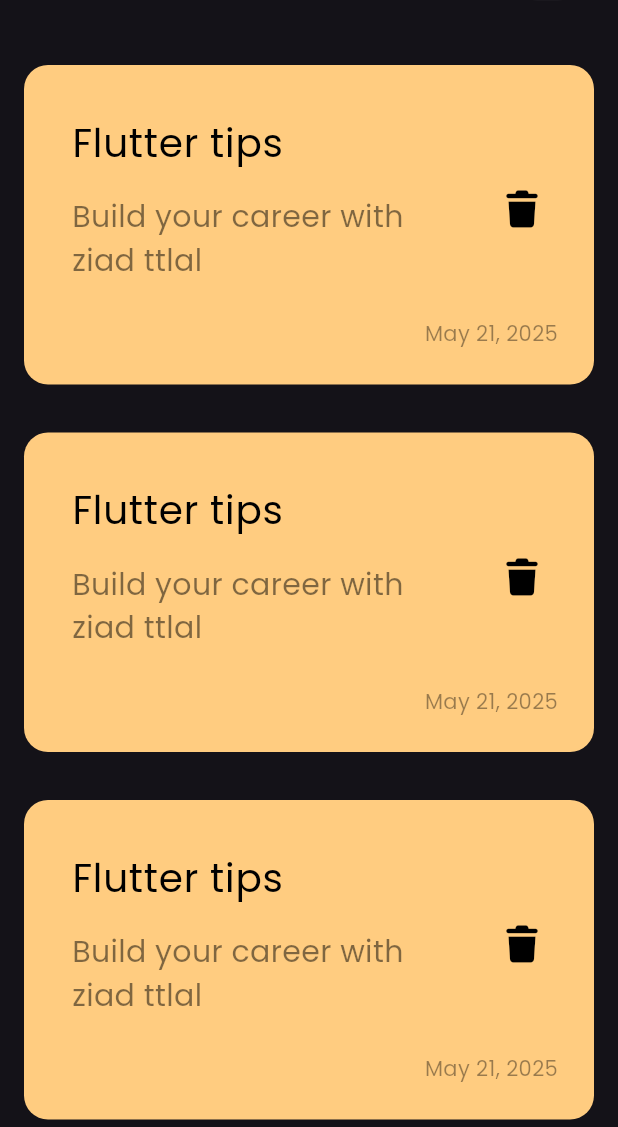
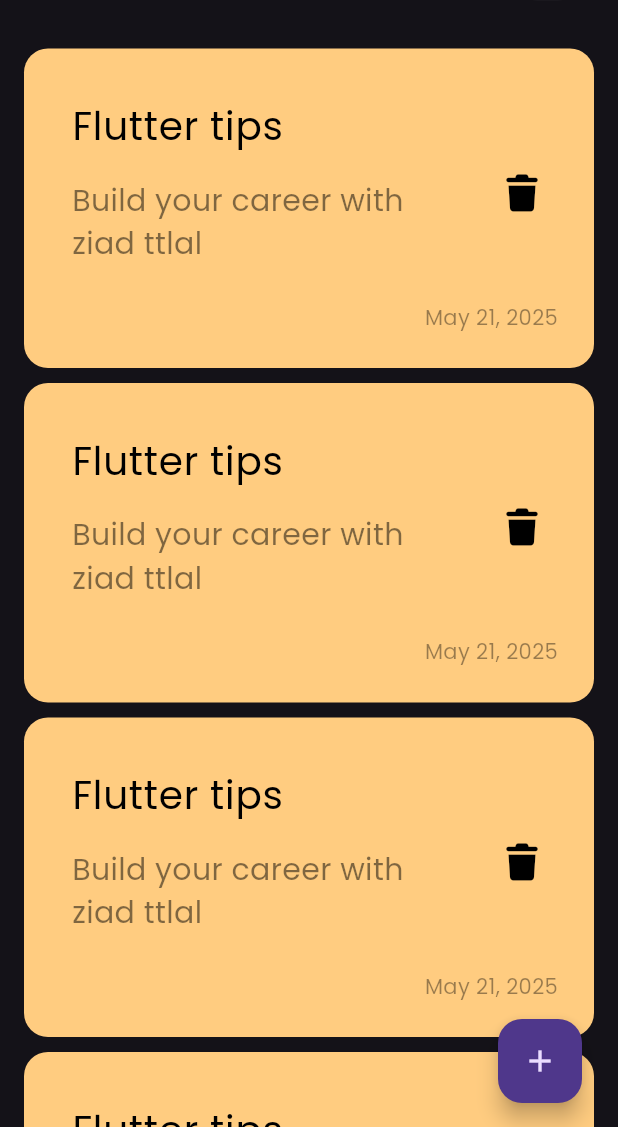
Before and after one commit to ziadttlal/notes_app, a Flutter app: the screen it shows after launch, on a phone screen of 412 x 824 dp, the part 109-1236 px from its top. Run offline on Flutter 3.47's test engine with Material 3 defaults, Android fonts, the phone set to English and light mode, and no system bars; our stand-ins replace font_awesome_flutter.

Commit message:
add floating action button

```diff
--- a/lib/views/notes_view.dart
+++ b/lib/views/notes_view.dart
@@ -6,6 +6,12 @@ class NotesView extends StatelessWidget {
 
   @override
   Widget build(BuildContext context) {
-    return const Scaffold(body: NotesViewBody());
+    return Scaffold(
+      floatingActionButton: Padding(
+        padding: const EdgeInsets.only(right: 8),
+        child: FloatingActionButton(onPressed: () {}, child: Icon(Icons.add)),
+      ),
+      body: NotesViewBody(),
+    );
   }
 }
--- a/lib/views/widgets/custom_app_bar.dart
+++ b/lib/views/widgets/custom_app_bar.dart
@@ -1,5 +1,4 @@
 import 'package:flutter/material.dart';
-import 'package:notes_app/views/widgets/custom_note_item.dart';
 import 'package:notes_app/views/widgets/custom_search_icon.dart';
 
 class CustomAppBar extends StatelessWidget {
--- a/lib/views/widgets/notes_list_view.dart
+++ b/lib/views/widgets/notes_list_view.dart
@@ -9,7 +9,7 @@ class NotesListView extends StatelessWidget {
     return ListView.builder(
       itemBuilder: (context, index) {
         return Padding(
-          padding: const EdgeInsets.all(16),
+          padding: const EdgeInsets.symmetric(vertical: 5, horizontal: 16),
           child: CustomNoteItem(),
         );
       },
```
